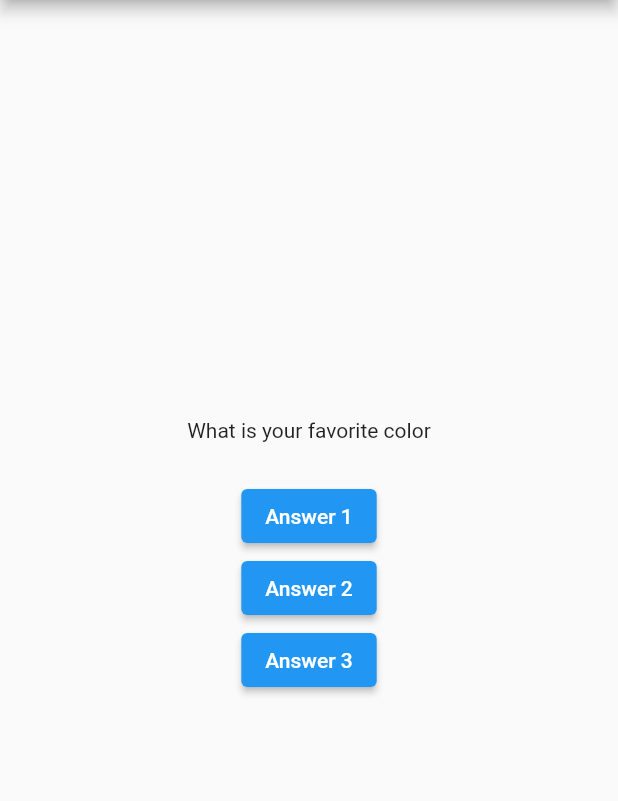
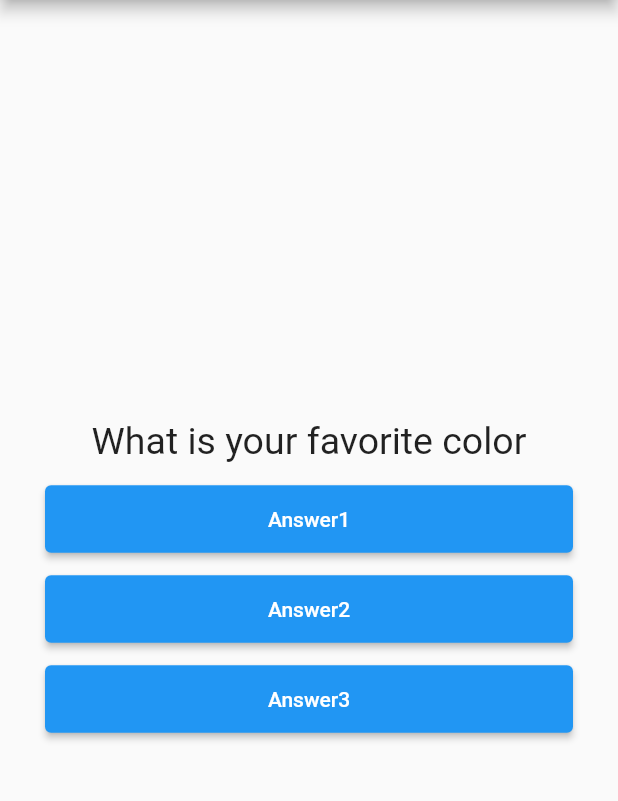
Before and after one commit to AndreyCesarVilacha/flutter-questios, a Flutter app: the screen it shows after launch, on a phone screen of 412 x 824 dp, the part 84-885 px from its top. Run offline on Flutter 3.47's test engine with Material 2 defaults, Android fonts, the phone set to English and light mode, and no system bars.

Commit message:
Creating question_btn and question_text

```diff
--- a/lib/main.dart
+++ b/lib/main.dart
@@ -1,10 +1,12 @@
 //Importing the material.dart for using widgets
 import 'package:flutter/material.dart';
+import './question_text.dart';
+import './question_btn.dart';
 
 //The main point of app
 main() {
   //Run the app Question
-  runApp(Question());
+  runApp(const Question());
 }
 
 //Creating a stateful Widget(manage the class _Question)
@@ -18,12 +20,12 @@
 
 class _QuestionState extends State<Question> {
   //This var will controll wich question will be selected
-  var selectedQuestion = 0;
+  var _selectedQuestion = 0;
 
-  void answered() {
+  void _answered() {
     //setState redraw your screen with the update
     setState(() {
-      selectedQuestion++;
+      _selectedQuestion++;
     });
   }
 
@@ -39,6 +41,7 @@
 
     //Every widget which will not change need to use the key word "const"
     return MaterialApp(
+      debugShowCheckedModeBanner: false,
       //Scaffold it is a widget with some custom properties out of the box
       home: Scaffold(
         appBar: AppBar(
@@ -51,28 +54,13 @@
             //Align the column on the center of container
             mainAxisAlignment: MainAxisAlignment.center,
             children: [
-              Text(questions.elementAt(selectedQuestion)),
-              Padding(
-                padding: const EdgeInsets.all(25),
-                child: Column(
-                  children: [
-                    ElevatedButton(
-                        onPressed: () {
-                          answered();
-                        },
-                        child: const Text("Answer 1")),
-                    ElevatedButton(
-                        onPressed: () {
-                          answered();
-                        },
-                        child: const Text("Answer 2")),
-                    ElevatedButton(
-                        onPressed: () {
-                          answered();
-                        },
-                        child: const Text("Answer 3")),
-                  ],
-                ),
+              Column(
+                children: [
+                  QuestionText(questions.elementAt(_selectedQuestion)),
+                  QuestionBtn("Answer1", _answered),
+                  QuestionBtn("Answer2", _answered),
+                  QuestionBtn("Answer3", _answered),
+                ],
               )
             ],
           ),
--- /dev/null
+++ b/lib/question_btn.dart
@@ -0,0 +1,19 @@
+import 'package:flutter/material.dart';
+
+class QuestionBtn extends StatelessWidget {
+  final String? text;
+  final void Function() onSelected;
+
+  const QuestionBtn(this.text, this.onSelected, {Key? key}) : super(key: key);
+
+  @override
+  Widget build(BuildContext context) {
+    return Container(
+      width: double.infinity,
+      height: 45,
+      margin: const EdgeInsets.fromLTRB(30, 5, 30, 10),
+      child:
+          ElevatedButton(onPressed: onSelected, child: Text(text.toString())),
+    );
+  }
+}
--- /dev/null
+++ b/lib/question_text.dart
@@ -0,0 +1,23 @@
+import 'package:flutter/material.dart';
+
+class QuestionText extends StatelessWidget {
+  final String? text;
+
+  const QuestionText(this.text, {Key? key}) : super(key: key);
+
+  @override
+  Widget build(BuildContext context) {
+    return Container(
+      //the container use all the space available
+      width: double.infinity,
+      margin: const EdgeInsets.all(10),
+      child: Text(
+        text.toString(),
+        style: const TextStyle(
+          fontSize: 25,
+        ),
+        textAlign: TextAlign.center,
+      ),
+    );
+  }
+}
```
